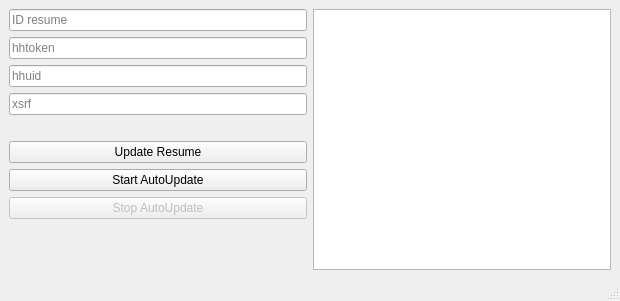
Above: HeadHunterBot/mainwindow.ui from imitatehappiness/QtHeadHunterBot before the change. Below: the same form after it.
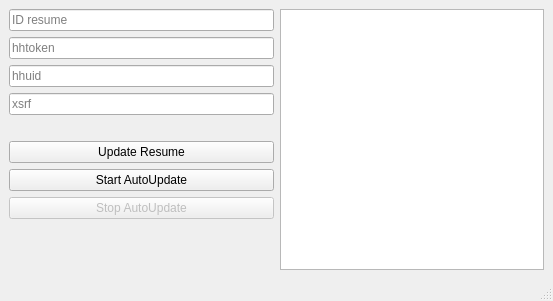
That is the form after the change. Icons and pictures are not drawn.

Patch:
```diff
--- a/HeadHunterBot/mainwindow.ui
+++ b/HeadHunterBot/mainwindow.ui
@@ -6,10 +6,16 @@
    <rect>
     <x>0</x>
     <y>0</y>
-    <width>620</width>
+    <width>553</width>
     <height>301</height>
    </rect>
   </property>
+  <property name="minimumSize">
+   <size>
+    <width>0</width>
+    <height>0</height>
+   </size>
+  </property>
   <property name="windowTitle">
    <string>hh-bot</string>
   </property>
```
Left out of the diff: 2 changed lines with no effect on the pictures.
